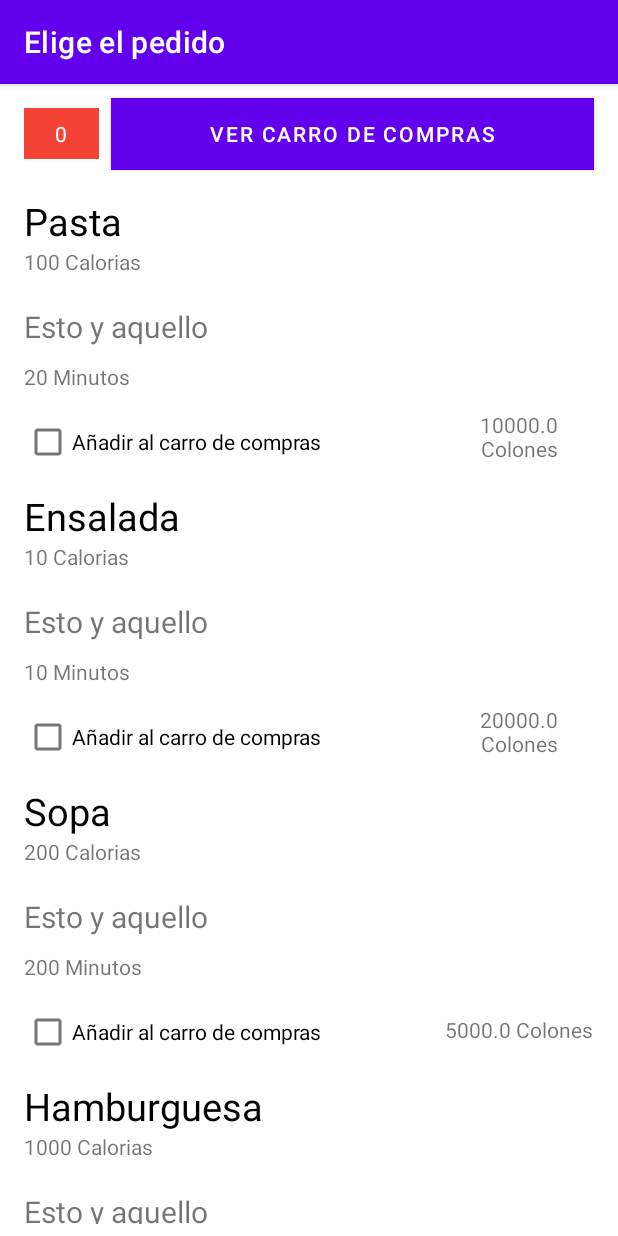
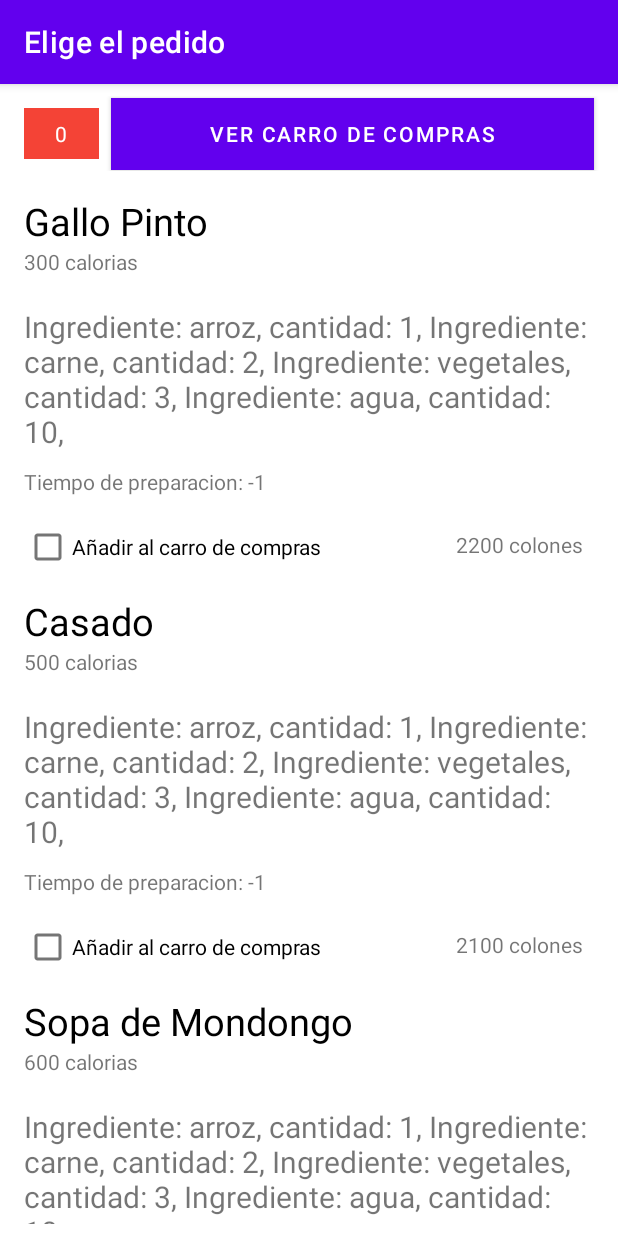
Before and after one commit to IgnacioCarazo/RestTec, an Android app: the MainActivity screen opened directly, with no data from a screen before it, on a phone screen of 412 x 824 dp. Run offline under Robolectric (Android 15) with nearby library versions, the light colour scheme and no system bars; our stand-ins replace Volley; network calls fail.

Commit message:
Sync product class
Se añadio los atributos faltantes a la clase producto y se modifico el posible POST para el rest en la zona del pedido

```diff
--- a/RestTECMobile/app/src/main/java/com/example/restecmobile/AdaptadorProductos.java
+++ b/RestTECMobile/app/src/main/java/com/example/restecmobile/AdaptadorProductos.java
@@ -49,10 +49,16 @@ public class AdaptadorProductos extends RecyclerView.Adapter<AdaptadorProductos.
     @Override
     public void onBindViewHolder(@NonNull final ProductosViewHolder productosViewHolder, final int i) {
         productosViewHolder.tvNomProducto.setText(listaProductos.get(i).getRecipeName());
-        productosViewHolder.tvIngredientes.setText(listaProductos.get(i).getIngredients());
-        productosViewHolder.tvPrecio.setText("" + listaProductos.get(i).getPrice() + " Colones");
-        productosViewHolder.tvCalories.setText("" + listaProductos.get(i).getCalories() + " Calorias");
-        productosViewHolder.tvPrepareTime.setText("" + listaProductos.get(i).getPrepareTime() + " Minutos");
+        String Ingredientes = "";
+        for(int k=0; k<listaProductos.get(i).getIngredients().size();k++){
+            String ingredientName = listaProductos.get(i).getIngredients().get(k).getName();
+            int ingredientAmount = listaProductos.get(i).getIngredients().get(k).getAmount();
+            Ingredientes = Ingredientes + "Ingrediente: "+ ingredientName +", cantidad: " + ingredientAmount+ ", ";
+        }
+        productosViewHolder.tvIngredientes.setText(Ingredientes);
+        productosViewHolder.tvPrecio.setText("" + listaProductos.get(i).getPrice() + " colones");
+        productosViewHolder.tvCalories.setText("" + listaProductos.get(i).getCalories() + " calorias");
+        productosViewHolder.tvPrepareTime.setText("Tiempo de preparacion: " + listaProductos.get(i).getPrepareTime() );
         productosViewHolder.cbCarro.setOnCheckedChangeListener(new CompoundButton.OnCheckedChangeListener() {
             @Override
             public void onCheckedChanged(CompoundButton buttonView, boolean isChecked) {
--- a/RestTECMobile/app/src/main/java/com/example/restecmobile/EsperaPedido.java
+++ b/RestTECMobile/app/src/main/java/com/example/restecmobile/EsperaPedido.java
@@ -56,6 +56,11 @@ public class EsperaPedido extends AppCompatActivity {
             }
         });
     }
+
+    /**
+     *  Por medio de un POST permite enviar el feedback y volver a la ventana principal
+     * @param orderID
+     */
     private void jsonParseFeedback(int orderID){
         String postUrl = "http://localhost:5001";
         Date fecha= Calendar.getInstance().getTime();
--- /dev/null
+++ b/RestTECMobile/app/src/main/java/com/example/restecmobile/Ingredient.java
@@ -0,0 +1,16 @@
+package com.example.restecmobile;
+import java.io.Serializable;
+/**
+ * @class Ingredient
+ * Clase constructura de Tipo de Ingredientes
+ * @author JosephJ
+ */
+public class Ingredient implements Serializable {
+    private String name;
+    private int amount;
+    public Ingredient(String name, int amount){ this.name=name;this.amount=amount; }
+    public String getName() { return name; }
+    public void setName(String name) { this.name = name; }
+    public int getAmount() { return amount; }
+    public void setAmount(int amount) { this.amount = amount; }
+}
--- a/RestTECMobile/app/src/main/java/com/example/restecmobile/MainActivity.java
+++ b/RestTECMobile/app/src/main/java/com/example/restecmobile/MainActivity.java
@@ -40,19 +40,30 @@ public class MainActivity extends AppCompatActivity {
         rvListaProductos = findViewById(R.id.rvListaProductos);
         rvListaProductos.setLayoutManager(new GridLayoutManager(MainActivity.this,1));
         //parseJSON();
-        listaProductos.add(new Producto("Pasta","Esto y aquello",100,20,10000));
-        listaProductos.add(new Producto("Ensalada","Esto y aquello",10,10,20000));
-        listaProductos.add(new Producto("Sopa","Esto y aquello",200,200,5000));
-        listaProductos.add(new Producto("Hamburguesa","Esto y aquello",1000,25,20000));
+        Ingredient Ingrediente = new Ingredient("arroz",1);
+        Ingredient Ingrediente1 = new Ingredient("carne",2);
+        Ingredient Ingrediente2 = new Ingredient("vegetales",3);
+        Ingredient Ingrediente3 = new Ingredient("agua",10);
+        ArrayList listaIngrediets = new ArrayList();
+        listaIngrediets.add(Ingrediente);
+        listaIngrediets.add(Ingrediente1);
+        listaIngrediets.add(Ingrediente2);
+        listaIngrediets.add(Ingrediente3);
+        RecipeType recipeType1 = new RecipeType("almuerzo","Almuerzo a la carte");
+        listaProductos.add(new Producto("Gallo Pinto",2200,300,-1,listaIngrediets,"10:00",recipeType1));
+        listaProductos.add(new Producto("Casado",2100,500,-1,listaIngrediets,"11:20",recipeType1));
+        listaProductos.add(new Producto("Sopa de Mondongo",3300,600,-1,listaIngrediets,"10:00",recipeType1));
+        listaProductos.add(new Producto("Porcion de pollo",2100,300,-1,listaIngrediets,"10:50",recipeType1));
+        listaProductos.add(new Producto("Tortilla con queso",1200,400,-1,listaIngrediets,"11:00",recipeType1));
+        listaProductos.add(new Producto("Hamburguesa y papas",3200,500,-1,listaIngrediets,"9:00",recipeType1));
         adaptador = new AdaptadorProductos(MainActivity.this, tvCantProductos,btnVerCarro,listaProductos,carroCompras);
         rvListaProductos.setAdapter(adaptador);
     }
     /**
-     * Manejo de Solicitud de productos disponibles en el REST
+     * Por medio de un GET se hace la solicitud de los platillos disponibles
      */
-    private void parseJSON(int orderID){
+    private void parseJSON(){
         String postUrl = "http://localhost:5001";
-        Date fecha= Calendar.getInstance().getTime();
         RequestQueue requestQueue = Volley.newRequestQueue(this);
         JsonObjectRequest jsonObjectRequest = new JsonObjectRequest(Request.Method.GET, postUrl , null,
                 new Response.Listener<JSONObject>() {
@@ -64,7 +75,17 @@ public class MainActivity extends AppCompatActivity {
                     JSONArray jsonArray = obj.getJSONArray("recipes");
                     for (int i = 0; i < jsonArray.length(); i++) {
                         JSONObject productos = jsonArray.getJSONObject(i);
-                        Producto producto = new Producto(productos.getString("recipeName"),productos.getString("ingredients"),productos.getInt("calories"),productos.getInt("calories"),productos.getDouble("Monto"));
+                        JSONArray jsonIngredientes = obj.getJSONArray("ingredientes");
+                        List<Ingredient> descripcionIngredientes = null;
+                        for(int k=0; k< jsonIngredientes.length();k++){
+                            JSONObject ingredienteHeader = jsonArray.getJSONObject(i);
+                            String ingredientName = ingredienteHeader.getString("name");
+                            int ingredientAmount = ingredienteHeader.getInt("amount");
+                            Ingredient ingredient = new Ingredient(ingredientName,ingredientAmount);
+                            descripcionIngredientes.add(ingredient);
+                        }
+                        RecipeType recipeType = new RecipeType(productos.getString("name"),productos.getString("descripcion"));
+                        Producto producto = new Producto(productos.getString("recipeName"),productos.getInt("price"),productos.getInt("calories"),productos.getInt("prepareTime"),descripcionIngredientes,productos.getString("finishTime"),recipeType);
                         listaProductos.add(producto);
                     }
                     adaptador = new AdaptadorProductos(MainActivity.this, tvCantProductos,btnVerCarro,listaProductos,carroCompras);
--- a/RestTECMobile/app/src/main/java/com/example/restecmobile/Producto.java
+++ b/RestTECMobile/app/src/main/java/com/example/restecmobile/Producto.java
@@ -1,5 +1,6 @@
 package com.example.restecmobile;
 import java.io.Serializable;
+import java.util.List;
 /**
  * @class Producto
  * Clase constructura de productos
@@ -7,29 +8,39 @@ import java.io.Serializable;
  */
 public class Producto implements Serializable {
     private String recipeName;
-    private String ingredients;
+    private int price;
     private int calories;
     private int prepareTime;
-    private double price;
-    public Producto(String recipeName, String ingredients, int calories, int prepareTime, double precio){
+    private List<Ingredient> ingredients;
+    private String finishTime;
+    private RecipeType type;
+    public Producto(String recipeName , int precio , int calories , int prepareTime , List<Ingredient> ingredients , String finishTime, RecipeType type){
         this.recipeName = recipeName;
         this.ingredients = ingredients;
+        this.finishTime = finishTime;
         this.calories = calories;
         this.prepareTime = prepareTime;
         this.price = precio;
+        this.type = type;
     }
     public String getRecipeName() { return recipeName; }
     public void setRecipeName(String recipeName) { this.recipeName = recipeName; }
 
-    public String getIngredients() { return ingredients; }
-    public void setIngredients(String ingredients) { this.ingredients = ingredients; }
+    public int getPrice() { return price; }
+    public void setPrice(int price) { this.price = price; }
 
-    public int getCalories() { return calories;}
+    public int getCalories() { return calories; }
     public void setCalories(int calories) { this.calories = calories; }
 
     public int getPrepareTime() { return prepareTime; }
     public void setPrepareTime(int prepareTime) { this.prepareTime = prepareTime; }
 
-    public double getPrice() { return price; }
-    public void setPrice(double price) { this.price = price; }
+    public List<Ingredient> getIngredients() { return ingredients; }
+    public void setIngredients(List<Ingredient> ingredients) { this.ingredients = ingredients; }
+
+    public String getFinishTime() { return finishTime; }
+    public void setFinishTime(String finishTime) { this.finishTime = finishTime; }
+
+    public RecipeType getType() { return type; }
+    public void setType(RecipeType type) { this.type = type; }
 }
--- /dev/null
+++ b/RestTECMobile/app/src/main/java/com/example/restecmobile/RecipeType.java
@@ -0,0 +1,16 @@
+package com.example.restecmobile;
+import java.io.Serializable;
+/**
+ * @class RecipeType
+ * Clase constructura de Tipo de receta
+ * @author JosephJ
+ */
+public class RecipeType implements Serializable {
+    private String name;
+    private String descripcion;
+    public RecipeType(String name, String descripcion){ this.name=name;this.descripcion=descripcion; }
+    public String getName() { return name; }
+    public void setName(String name) { this.name = name; }
+    public String getDescripcion() { return descripcion; }
+    public void setDescripcion(String descripcion) { this.descripcion = descripcion; }
+}
```
Also changed, not shown: RestTECMobile/app/src/main/java/com/example/restecmobile/AdaptadorCarroCompra.java (+9 -1 lines), RestTECMobile/app/src/main/java/com/example/restecmobile/CarroCompra.java (+45 -20 lines).
